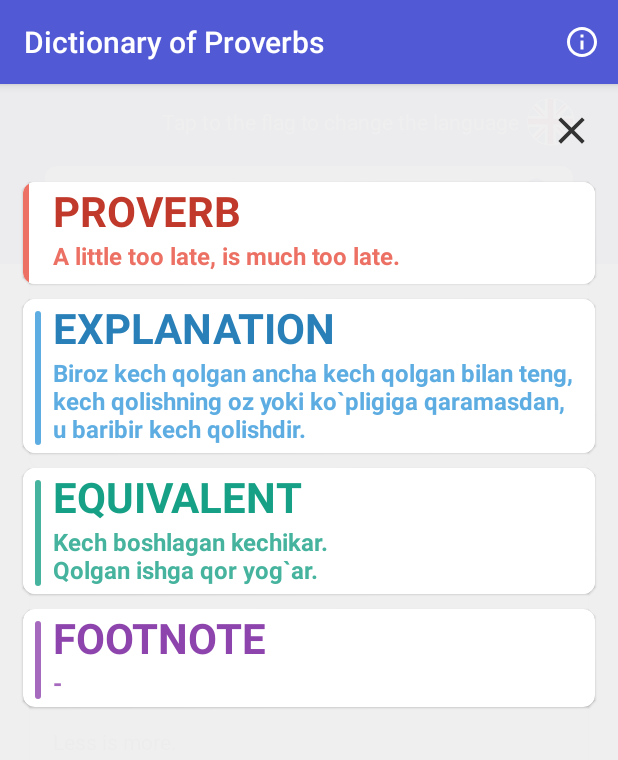
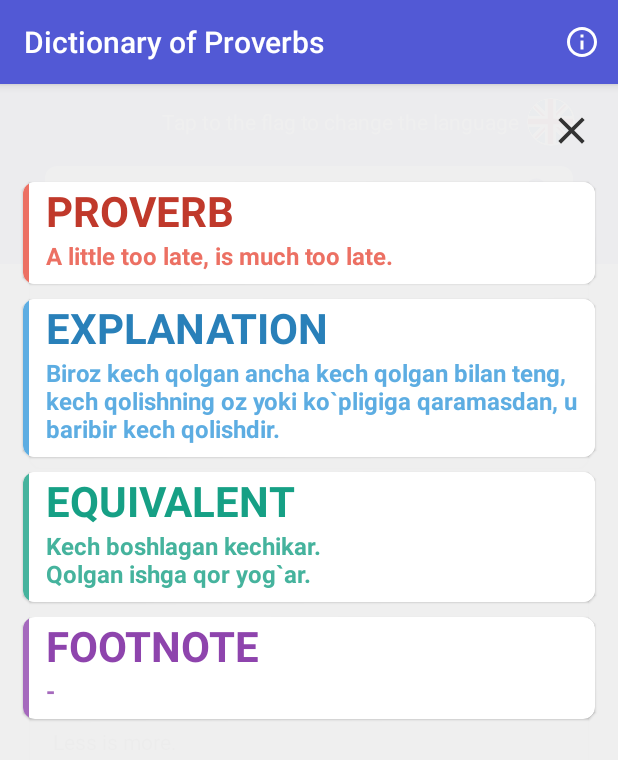
Before and after one commit to Temur95/Proverb-Dictionary, an Android app: the screen it shows after launch (MainActivity), after a tap on "Less is more.", on a phone screen of 412 x 824 dp. Shown: the top 760 px of the screen. Run offline under Robolectric (Android 15) with nearby library versions, the phone set to English and light mode, and no system bars; our stand-ins replace ButterKnife, Dagger/Hilt's generated code; libraries missing offline, so code that uses them is left out: com.daimajia.androidanimations; 3 other taps on this screen came first.

Commit message:
design changes

```diff
--- a/app/src/main/java/com/temur/myword/ui/FirstActivity.java
+++ b/app/src/main/java/com/temur/myword/ui/FirstActivity.java
@@ -21,7 +21,7 @@ public class FirstActivity extends AppCompatActivity {
                 getWindow().getDecorView().setSystemUiVisibility(View.SYSTEM_UI_FLAG_LIGHT_STATUS_BAR);
         }
 
-        new CountDownTimer(3000, 1000){
+        new CountDownTimer(2000, 1000){
 
             @Override
             public void onTick(long millisUntilFinished) {
--- a/app/src/main/java/com/temur/myword/ui/MainActivity.java
+++ b/app/src/main/java/com/temur/myword/ui/MainActivity.java
@@ -88,14 +88,6 @@ public class MainActivity extends AppCompatActivity implements ProverbAdapter.On
     ConstraintLayout layout_proverb_info;
     @BindView(R.id.toggle_language)
     ToggleButton toggle_language;
-    @BindView(R.id.line_proverb)
-    ConstraintLayout line_proverb;
-    @BindView(R.id.line_explanation)
-    ConstraintLayout line_explanation;
-    @BindView(R.id.line_equivalent)
-    ConstraintLayout line_equivlent;
-    @BindView(R.id.line_footnote)
-    ConstraintLayout line_footnote;
 
 
     @Override
@@ -157,8 +149,6 @@ public class MainActivity extends AppCompatActivity implements ProverbAdapter.On
         getJSon();
 
         setRounded(edit_search, 8, "#FAFAFA");
-
-        setRoundedLines();
 
         adapter = new ProverbAdapter(this, proverbList.getProverbList(), this);
         list_proverb.setLayoutManager(new LinearLayoutManager(context));
@@ -279,14 +269,6 @@ public class MainActivity extends AppCompatActivity implements ProverbAdapter.On
     }
 
 
-
-    public void setRoundedLines(){
-        setRounded(line_proverb,2, "#EC7063");
-        setRounded(line_explanation, 2, "#5DADE2");
-        setRounded(line_equivlent, 2, "#45B39D");
-        setRounded(line_footnote, 2, "#A569BD");
-    }
-
     public void setRounded(View view, int dp, String colorString){
         final float scale = getApplicationContext().getResources().getDisplayMetrics().density;
         int color = Color.parseColor(colorString);
--- a/app/src/main/res/layout/activity_main.xml
+++ b/app/src/main/res/layout/activity_main.xml
@@ -132,7 +132,6 @@
                         android:background="@color/white"
                         >
                         <androidx.constraintlayout.widget.ConstraintLayout
-                            android:id="@+id/line_proverb"
                             android:layout_width="4dp"
                             android:layout_height="0dp"
                             android:background="@color/proverbRed"
@@ -144,7 +143,7 @@
                             android:id="@+id/text_proverb"
                             android:layout_width="match_parent"
                             android:layout_height="wrap_content"
-                            android:layout_marginLeft="20dp"
+                            android:layout_marginLeft="15dp"
                             android:text="PROVERB"
                             android:textColor="#C0392B"
                             android:textSize="28sp"
@@ -157,7 +156,7 @@
                             android:layout_height="wrap_content"
                             android:layout_marginBottom="8dp"
                             android:layout_marginRight="8dp"
-                            android:layout_marginLeft="20dp"
+                            android:layout_marginLeft="15dp"
                             android:textSize="16sp"
                             android:textStyle="bold"
                             android:textColor="@color/proverbRed"
@@ -178,25 +177,21 @@
                     <androidx.constraintlayout.widget.ConstraintLayout
                         android:layout_width="match_parent"
                         android:layout_height="wrap_content"
-                        android:paddingBottom="5dp"
                         android:background="@color/white"
                         >
                         <androidx.constraintlayout.widget.ConstraintLayout
-                            android:id="@+id/line_explanation"
                             android:layout_width="4dp"
                             android:layout_height="0dp"
-                            android:layout_marginTop="8dp"
-                            android:layout_marginLeft="8dp"
                             android:background="@color/explanationBlue"
-                            app:layout_constraintTop_toTopOf="@+id/text_explanation"
-                            app:layout_constraintBottom_toBottomOf="@+id/text_explanation_long"
+                            app:layout_constraintTop_toTopOf="parent"
+                            app:layout_constraintBottom_toBottomOf="parent"
                             app:layout_constraintLeft_toLeftOf="parent"
                             />
                         <TextView
                             android:id="@+id/text_explanation"
                             android:layout_width="match_parent"
                             android:layout_height="wrap_content"
-                            android:layout_marginLeft="20dp"
+                            android:layout_marginLeft="15dp"
                             android:text="EXPLANATION"
                             android:textColor="#2980B9"
                             android:textSize="28sp"
@@ -208,7 +203,8 @@
                             android:layout_width="match_parent"
                             android:layout_height="wrap_content"
                             android:layout_marginRight="8dp"
-                            android:layout_marginLeft="20dp"
+                            android:layout_marginBottom="8dp"
+                            android:layout_marginLeft="15dp"
                             android:textSize="16sp"
                             android:textStyle="bold"
                             android:textColor="@color/explanationBlue"
@@ -230,25 +226,21 @@
                     <androidx.constraintlayout.widget.ConstraintLayout
                         android:layout_width="match_parent"
                         android:layout_height="wrap_content"
-                        android:paddingBottom="5dp"
                         android:background="@color/white"
                         >
                         <androidx.constraintlayout.widget.ConstraintLayout
-                            android:id="@+id/line_equivalent"
                             android:layout_width="4dp"
                             android:layout_height="0dp"
-                            android:layout_marginTop="8dp"
-                            android:layout_marginLeft="8dp"
-                            android:background="@color/explanationBlue"
-                            app:layout_constraintTop_toTopOf="@+id/text_eqvuivalent"
-                            app:layout_constraintBottom_toBottomOf="@+id/text_eqvuivalent_long"
+                            android:background="@color/equivalentGreen"
+                            app:layout_constraintTop_toTopOf="parent"
+                            app:layout_constraintBottom_toBottomOf="parent"
                             app:layout_constraintLeft_toLeftOf="parent"
                             />
                         <TextView
                             android:id="@+id/text_eqvuivalent"
                             android:layout_width="match_parent"
                             android:layout_height="wrap_content"
-                            android:layout_marginLeft="20dp"
+                            android:layout_marginLeft="15dp"
                             android:text="EQUIVALENT"
                             android:textColor="#16A085"
                             android:textSize="28sp"
@@ -260,7 +252,8 @@
                             android:layout_width="match_parent"
                             android:layout_height="wrap_content"
                             android:layout_marginRight="8dp"
-                            android:layout_marginLeft="20dp"
+                            android:layout_marginBottom="8dp"
+                            android:layout_marginLeft="15dp"
                             android:textSize="16sp"
                             android:textStyle="bold"
                             android:textColor="@color/equivalentGreen"
@@ -283,24 +276,20 @@
                     <androidx.constraintlayout.widget.ConstraintLayout
                         android:layout_width="match_parent"
                         android:layout_height="wrap_content"
-                        android:paddingBottom="5dp"
                         >
                         <androidx.constraintlayout.widget.ConstraintLayout
-                            android:id="@+id/line_footnote"
                             android:layout_width="4dp"
                             android:layout_height="0dp"
-                            android:layout_marginTop="8dp"
-                            android:layout_marginLeft="8dp"
-                            android:background="@color/explanationBlue"
-                            app:layout_constraintTop_toTopOf="@+id/text_footnote"
-                            app:layout_constraintBottom_toBottomOf="@+id/text_footnote_long"
+                            android:background="@color/footnotePurple"
+                            app:layout_constraintTop_toTopOf="parent"
+                            app:layout_constraintBottom_toBottomOf="parent"
                             app:layout_constraintLeft_toLeftOf="parent"
                             />
                         <TextView
                             android:id="@+id/text_footnote"
                             android:layout_width="match_parent"
                             android:layout_height="wrap_content"
-                            android:layout_marginLeft="20dp"
+                            android:layout_marginLeft="15dp"
                             android:text="FOOTNOTE"
                             android:textColor="#8E44AD"
                             android:textSize="28sp"
@@ -312,7 +301,8 @@
                             android:layout_width="match_parent"
                             android:layout_height="wrap_content"
                             android:layout_marginRight="8dp"
-                            android:layout_marginLeft="20dp"
+                            android:layout_marginBottom="8dp"
+                            android:layout_marginLeft="15dp"
                             android:textSize="16sp"
                             android:textStyle="bold"
                             android:textColor="@color/footnotePurple"
```
